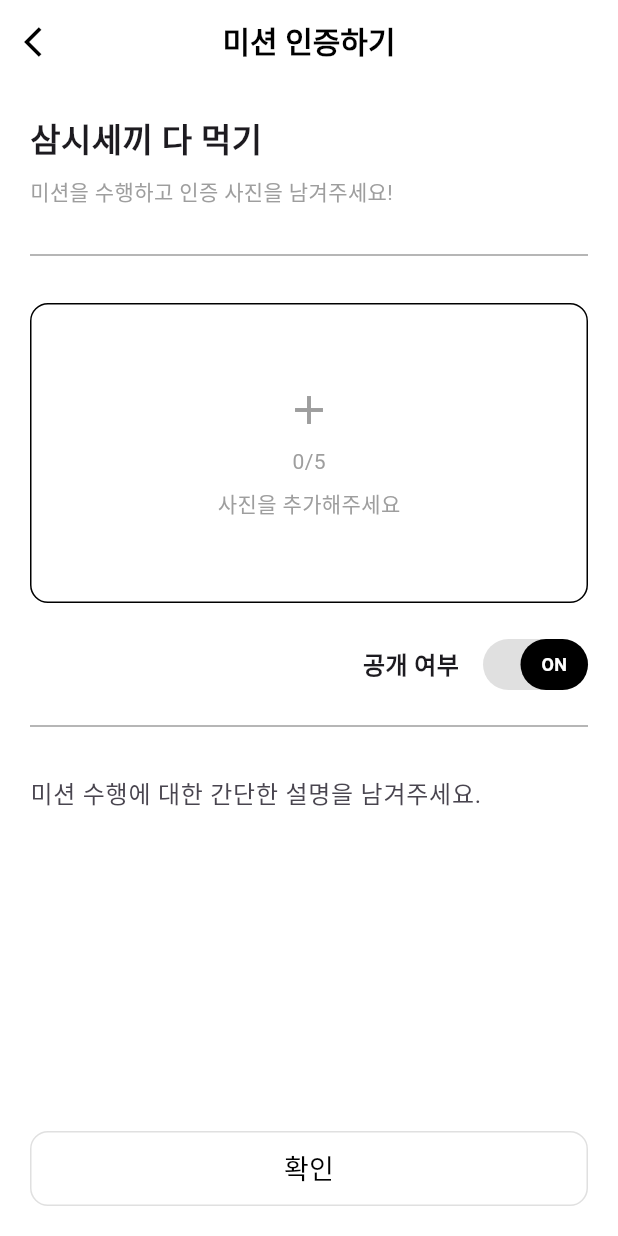
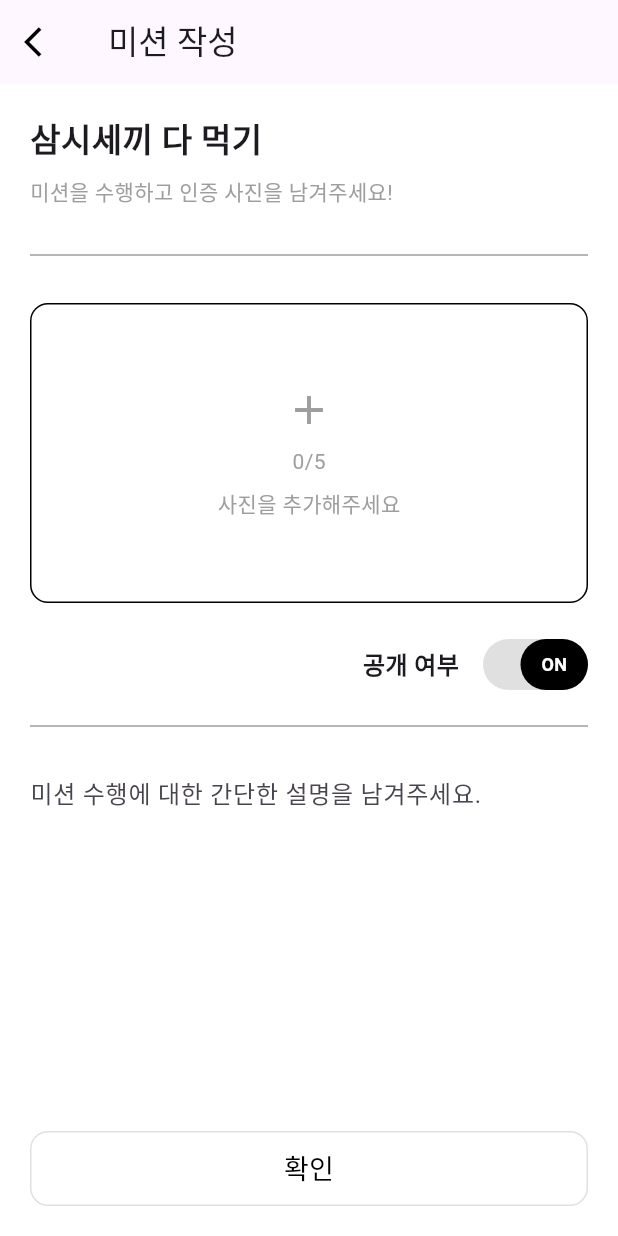
Before and after one commit to Ja-chwi-eui-Jeong-seok/Ja-chwi-eui-Jeong-seok, a Flutter app: the screen it shows after launch, after a tap on "미션 인증하기", on a phone screen of 412 x 824 dp. Run offline on Flutter 3.47's test engine with Material 3 defaults, Android fonts, the phone set to English and light mode, and no system bars; our stand-ins replace firebase_core, go_router, lottie, table_calendar; accounts and stored records are empty; network calls fail.

Commit message:
fix : gorouter 맞춰 변경

```diff
--- a/lib/core/config/router/router.dart
+++ b/lib/core/config/router/router.dart
@@ -23,7 +23,7 @@ import 'package:ja_chwi/presentation/screens/profile/profile_screen.dart';
 //라우트만 추가되면 RouteTitles.map에 새 경로를 매핑해주면 된다. 화면마다 수정할 필요 없음.
 
 final GoRouter router = GoRouter(
-  initialLocation: '/login',
+  initialLocation: '/mission',
   routes: [
     GoRoute(
       path: '/login',
@@ -48,7 +48,10 @@ final GoRouter router = GoRouter(
     GoRoute(
       path: '/mission-create',
       name: '미션 작성',
-      builder: (context, state) => const MissionCreateScreen(),
+      builder: (context, state) {
+        final missionTitle = state.extra as String?;
+        return MissionCreateScreen(missionTitle: missionTitle);
+      },
     ),
     GoRoute(
       path: '/mission-saved-list',
@@ -63,7 +66,10 @@ final GoRouter router = GoRouter(
     GoRoute(
       path: '/mission-achievers',
       name: '미션 달성자목록',
-      builder: (context, state) => const MissionAchieversScreen(),
+      builder: (context, state) {
+        final missionTitle = state.extra as String?;
+        return MissionAchieversScreen(missionTitle: missionTitle);
+      },
     ),
     GoRoute(
       path: '/community',
--- a/lib/main.dart
+++ b/lib/main.dart
@@ -1,6 +1,6 @@
 import 'package:flutter/material.dart';
 import 'package:flutter_localizations/flutter_localizations.dart';
-import 'package:ja_chwi/presentation/screens/mission/mission_screen.dart';
+import 'package:ja_chwi/core/config/router/router.dart';
 
 void main() {
   runApp(const MyApp());
@@ -12,7 +12,7 @@ class MyApp extends StatelessWidget {
   // This widget is the root of your application.
   @override
   Widget build(BuildContext context) {
-    return MaterialApp(
+    return MaterialApp.router(
       title: '자취의 정석',
       // 디버그 표시
       debugShowCheckedModeBanner: false,
@@ -28,7 +28,7 @@ class MyApp extends StatelessWidget {
         // 앱의 전체적인 배경색을 흰색으로 설정
         scaffoldBackgroundColor: Colors.white,
       ),
-      home: const MissionScreen(),
+      routerConfig: router,
     );
   }
 }
--- a/lib/presentation/screens/mission/mission_create_screen.dart
+++ b/lib/presentation/screens/mission/mission_create_screen.dart
@@ -1,4 +1,6 @@
 import 'package:flutter/material.dart';
+import 'package:go_router/go_router.dart';
+import 'package:ja_chwi/presentation/common/app_bar_titles.dart';
 import 'package:ja_chwi/presentation/screens/mission/widgets/description_input_field.dart';
 import 'package:ja_chwi/presentation/screens/mission/widgets/photo_upload_section.dart';
 import 'package:ja_chwi/presentation/screens/mission/widgets/public_toggle_switch.dart';
@@ -26,22 +28,11 @@ class _MissionCreateScreenState extends State<MissionCreateScreen> {
   @override
   Widget build(BuildContext context) {
     return Scaffold(
-      appBar: AppBar(
-        backgroundColor: Colors.white,
-        elevation: 0,
+      appBar: CommonAppBar(
         leading: IconButton(
           icon: const Icon(Icons.arrow_back_ios, color: Colors.black),
-          onPressed: () => Navigator.of(context).pop(),
+          onPressed: () => context.pop(),
         ),
-        title: const Text(
-          '미션 인증하기',
-          style: TextStyle(
-            color: Colors.black,
-            fontWeight: FontWeight.bold,
-            fontSize: 20,
-          ),
-        ),
-        centerTitle: true,
       ),
       body: SingleChildScrollView(
         child: Padding(
@@ -92,7 +83,7 @@ class _MissionCreateScreenState extends State<MissionCreateScreen> {
         child: ElevatedButton(
           onPressed: () {
             // TODO: 미션 완료 데이터 처리 로직
-            Navigator.of(context).pop();
+            context.pop();
           },
           style: ElevatedButton.styleFrom(
             backgroundColor: Colors.white,
--- a/lib/presentation/screens/mission/mission_screen.dart
+++ b/lib/presentation/screens/mission/mission_screen.dart
@@ -1,5 +1,7 @@
 import 'package:flutter/material.dart';
-import 'package:ja_chwi/presentation/screens/mission/mission_Achievers_screen.dart';
+import 'package:go_router/go_router.dart';
+import 'package:ja_chwi/presentation/common/app_bar_titles.dart';
+// import 'package:ja_chwi/presentation/screens/mission/mission_Achievers_screen.dart';
 import 'package:ja_chwi/presentation/screens/mission/widgets/achiever_card.dart';
 import 'package:ja_chwi/presentation/screens/mission/widgets/app_bottom_navigation_bar.dart';
 import 'package:ja_chwi/presentation/screens/mission/widgets/go_to_completed_button.dart';
@@ -15,7 +17,7 @@ class MissionScreen extends StatefulWidget {
 }
 
 class _MissionScreenState extends State<MissionScreen> {
-  int _currentIndex = 1; // 현재 선택된 탭 인덱스 (1: 미션)
+  int _currentIndex = 1;
 
   // 오늘의 미션 달성자 임시 데이터
   final List<Map<String, String>> _achievers = [
@@ -29,7 +31,7 @@ class _MissionScreenState extends State<MissionScreen> {
   @override
   Widget build(BuildContext context) {
     return Scaffold(
-      appBar: _buildAppBar(),
+      appBar: CommonAppBar(actions: [RefreshIconButton(onPressed: () {})]),
       body: SingleChildScrollView(
         child: Padding(
           padding: const EdgeInsets.symmetric(horizontal: 20.0),
@@ -64,30 +66,6 @@ class _MissionScreenState extends State<MissionScreen> {
     );
   }
 
-  PreferredSizeWidget _buildAppBar() {
-    return AppBar(
-      backgroundColor: Colors.white,
-      elevation: 0,
-      automaticallyImplyLeading: false, // 뒤로가기 버튼 자동 생성 방지
-      title: const Text(
-        '자취의 정석',
-        style: TextStyle(
-          color: Colors.black,
-          fontWeight: FontWeight.bold,
-          fontSize: 20,
-        ),
-      ),
-      centerTitle: true,
-      actions: [
-        RefreshIconButton(
-          onPressed: () {
-            // TODO: 새로고침 로직 추가
-          },
-        ),
-      ],
-    );
-  }
-
   // 섹션 제목을 만드는 헬퍼 메소드
   Widget _buildSectionHeader(String title, {Widget? action}) {
     return Padding(
@@ -111,11 +89,7 @@ class _MissionScreenState extends State<MissionScreen> {
       crossAxisAlignment: CrossAxisAlignment.start,
       children: [
         _buildSectionHeader('오늘의 미션'),
-        const MissionCard(
-          // 미션 카드 위젯 사용 (isCompleted = false)
-          title: '삼시세끼 다 먹기',
-          tags: ['건강'],
-        ),
+        const MissionCard(title: '삼시세끼 다 먹기', tags: ['건강']),
       ],
     );
   }
@@ -129,13 +103,7 @@ class _MissionScreenState extends State<MissionScreen> {
           '오늘의 미션 달성자',
           action: TextButton(
             onPressed: () {
-              Navigator.push(
-                context,
-                MaterialPageRoute(
-                  builder: (context) =>
-                      MissionAchieversScreen(missionTitle: missionTitle),
-                ),
-              );
+              context.push('/mission-achievers', extra: missionTitle);
             },
             style: TextButton.styleFrom(
               padding: EdgeInsets.zero,
--- a/lib/presentation/screens/mission/widgets/calendar_view.dart
+++ b/lib/presentation/screens/mission/widgets/calendar_view.dart
@@ -59,7 +59,7 @@ class CalendarView extends StatelessWidget {
                   width: 6,
                   height: 6,
                   decoration: const BoxDecoration(
-                    color: Colors.red, // 마커 색상
+                    color: Colors.black, // 마커 색상
                     shape: BoxShape.circle,
                   ),
                 ),
--- a/lib/presentation/screens/mission/widgets/mission_card.dart
+++ b/lib/presentation/screens/mission/widgets/mission_card.dart
@@ -1,5 +1,6 @@
 import 'package:flutter/material.dart';
-import 'package:ja_chwi/presentation/screens/mission/mission_create_screen.dart';
+import 'package:go_router/go_router.dart';
+// import 'package:ja_chwi/presentation/screens/mission/mission_create_screen.dart'; // GoRouter로 화면을 관리하므로 직접 import할 필요가 없습니다.
 import 'custom_tag.dart';
 
 class MissionCard extends StatelessWidget {
@@ -62,13 +63,7 @@ class MissionCard extends StatelessWidget {
           else
             ElevatedButton(
               onPressed: () {
-                Navigator.push(
-                  context,
-                  MaterialPageRoute(
-                    builder: (context) =>
-                        MissionCreateScreen(missionTitle: title),
-                  ),
-                );
+                context.push('/mission-create', extra: title);
               },
               style: ElevatedButton.styleFrom(
                 backgroundColor: Colors.white,
```
Also changed, not shown: lib/presentation/screens/mission/mission_achievers_screen.dart (+5 -20 lines), lib/presentation/screens/mission/mission_saved_list_screen.dart (+7 -22 lines), lib/presentation/screens/mission/widgets/go_to_completed_button.dart (+2 -9 lines).
